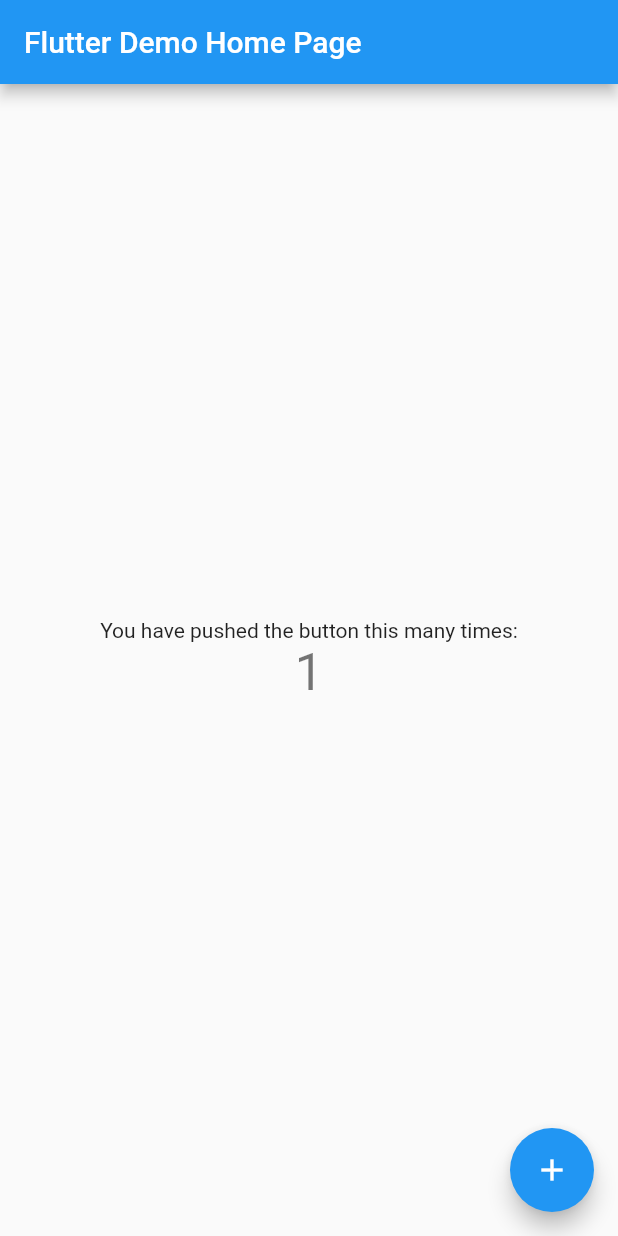
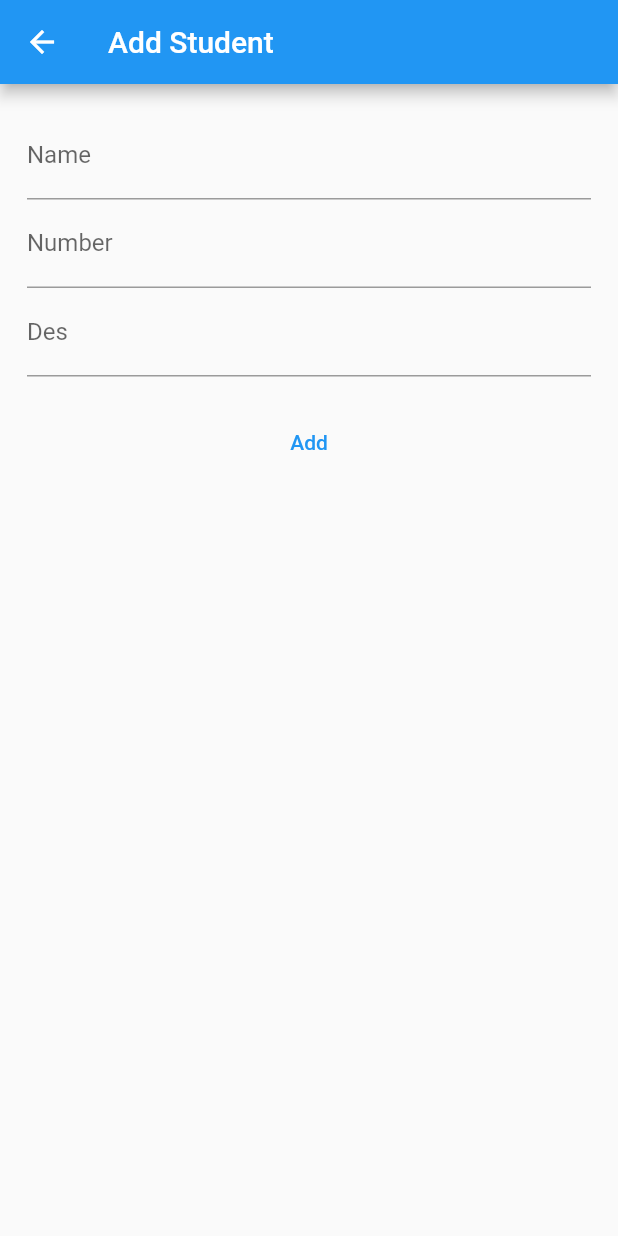
Before and after one commit to PrajeshKasodiya/studentbook, a Flutter app: the screen it shows after launch, after a tap on the "add" icon, on a phone screen of 412 x 824 dp. Run offline on Flutter 3.47's test engine with Material 2 defaults, Android fonts, the phone set to English and light mode, and no system bars; our stand-ins replace sqflite; accounts and stored records are empty.

Commit message:
Add , Edit , Get and Delete Method Fix

```diff
--- /dev/null
+++ b/lib/controller/database_connection.dart
@@ -0,0 +1,19 @@
+
+import 'package:path/path.dart';
+import 'package:path_provider/path_provider.dart';
+import 'package:sqflite/sqflite.dart';
+
+class DatabaseConnection{
+  Future<Database>setDatabase() async {
+    var directory = await getApplicationDocumentsDirectory();
+    var path = join(directory.path, 'student');
+    var database =
+    await openDatabase(path, version: 1, onCreate: _createDatabase);
+    return database;
+  }
+  Future<void>_createDatabase(Database database, int version) async {
+    String sql=
+        "CREATE TABLE users (id INTEGER PRIMARY KEY,name TEXT,number INTEGER,description TEXT);";
+    await database.execute(sql);
+  }
+}
--- /dev/null
+++ b/lib/controller/repository.dart
@@ -0,0 +1,47 @@
+
+import 'package:sqflite/sqflite.dart';
+import 'package:studentbook/controller/database_connection.dart';
+
+class Repository {
+
+  late DatabaseConnection databaseConnection;
+  Repository() {
+    databaseConnection = DatabaseConnection();
+  }
+
+  static Database? _database;
+
+  Future<Database?> get database async {
+    if (_database != null) {
+      return _database;
+    } else {
+      _database = await databaseConnection.setDatabase();
+      return _database;
+    }
+  }
+
+  // insert data
+  Future insertData(table, data) async {
+    var connection = await database;
+    return await connection?.insert(table, data);
+  }
+
+  // Fetch data
+  Future fetchData(table) async {
+    var connection = await database;
+    return await connection?.query(table);
+  }
+
+  // Delete data
+  Future deleteData(table, id) async {
+    var connection = await database;
+    return await connection?.delete(table,where: "id=?",whereArgs: [id]);
+  }
+
+  // Update data
+  Future updateData(table, data, id) async {
+    var connection = await database;
+    return await connection?.update(table,data,where: "id=?",whereArgs: [id]);
+  }
+
+}
--- /dev/null
+++ b/lib/controller/user_service.dart
@@ -0,0 +1,30 @@
+
+import 'package:studentbook/controller/repository.dart';
+import 'package:studentbook/model/student_model.dart';
+
+class UserService {
+
+  late Repository repository;
+  UserService() {
+    repository = Repository();
+  }
+
+  // Insert
+  Future<dynamic> saveUser(StudentModel studentModel) async {
+    return await repository.insertData('users', studentModel.toJson());
+  }
+
+  // Fetch
+  readUsers() async{
+    return await repository.fetchData('users');
+  }
+  // Update
+  Future<dynamic> editUser(int id,StudentModel studentModel) async {
+    return await repository.updateData("users",studentModel.toJson(), id);
+  }
+
+  // Delete
+  removeUser(int id) async {
+    return await repository.deleteData("users", id);
+  }
+}
--- a/lib/main.dart
+++ b/lib/main.dart
@@ -1,4 +1,5 @@
 import 'package:flutter/material.dart';
+import 'package:studentbook/view/student.dart';
 
 void main() {
   runApp(const MyApp());
@@ -6,110 +7,14 @@
 
 class MyApp extends StatelessWidget {
   const MyApp({super.key});
-
-  // This widget is the root of your application.
   @override
   Widget build(BuildContext context) {
     return MaterialApp(
-      title: 'Flutter Demo',
+      title: 'Student Book',
       theme: ThemeData(
-        // This is the theme of your application.
-        //
-        // Try running your application with "flutter run". You'll see the
-        // application has a blue toolbar. Then, without quitting the app, try
-        // changing the primarySwatch below to Colors.green and then invoke
-        // "hot reload" (press "r" in the console where you ran "flutter run",
-        // or simply save your changes to "hot reload" in a Flutter IDE).
-        // Notice that the counter didn't reset back to zero; the application
-        // is not restarted.
         primarySwatch: Colors.blue,
       ),
-      home: const MyHomePage(title: 'Flutter Demo Home Page'),
+      home: const Student(),
     );
   }
 }
-
-class MyHomePage extends StatefulWidget {
-  const MyHomePage({super.key, required this.title});
-
-  // This widget is the home page of your application. It is stateful, meaning
-  // that it has a State object (defined below) that contains fields that affect
-  // how it looks.
-
-  // This class is the configuration for the state. It holds the values (in this
-  // case the title) provided by the parent (in this case the App widget) and
-  // used by the build method of the State. Fields in a Widget subclass are
-  // always marked "final".
-
-  final String title;
-
-  @override
-  State<MyHomePage> createState() => _MyHomePageState();
-}
-
-class _MyHomePageState extends State<MyHomePage> {
-  int _counter = 0;
-
-  void _incrementCounter() {
-    setState(() {
-      // This call to setState tells the Flutter framework that something has
-      // changed in this State, which causes it to rerun the build method below
-      // so that the display can reflect the updated values. If we changed
-      // _counter without calling setState(), then the build method would not be
-      // called again, and so nothing would appear to happen.
-      _counter++;
-    });
-  }
-
-  @override
-  Widget build(BuildContext context) {
-    // This method is rerun every time setState is called, for instance as done
-    // by the _incrementCounter method above.
-    //
-    // The Flutter framework has been optimized to make rerunning build methods
-    // fast, so that you can just rebuild anything that needs updating rather
-    // than having to individually change instances of widgets.
-    return Scaffold(
-      appBar: AppBar(
-        // Here we take the value from the MyHomePage object that was created by
-        // the App.build method, and use it to set our appbar title.
-        title: Text(widget.title),
-      ),
-      body: Center(
-        // Center is a layout widget. It takes a single child and positions it
-        // in the middle of the parent.
-        child: Column(
-          // Column is also a layout widget. It takes a list of children and
-          // arranges them vertically. By default, it sizes itself to fit its
-          // children horizontally, and tries to be as tall as its parent.
-          //
-          // Invoke "debug painting" (press "p" in the console, choose the
-          // "Toggle Debug Paint" action from the Flutter Inspector in Android
-          // Studio, or the "Toggle Debug Paint" command in Visual Studio Code)
-          // to see the wireframe for each widget.
-          //
-          // Column has various properties to control how it sizes itself and
-          // how it positions its children. Here we use mainAxisAlignment to
-          // center the children vertically; the main axis here is the vertical
-          // axis because Columns are vertical (the cross axis would be
-          // horizontal).
-          mainAxisAlignment: MainAxisAlignment.center,
-          children: <Widget>[
-            const Text(
-              'You have pushed the button this many times:',
-            ),
-            Text(
-              '$_counter',
-              style: Theme.of(context).textTheme.headline4,
-            ),
-          ],
-        ),
-      ),
-      floatingActionButton: FloatingActionButton(
-        onPressed: _incrementCounter,
-        tooltip: 'Increment',
-        child: const Icon(Icons.add),
-      ), // This trailing comma makes auto-formatting nicer for build methods.
-    );
-  }
-}
--- /dev/null
+++ b/lib/model/student_model.dart
@@ -0,0 +1,40 @@
+/*
+
+{
+  "id" : 1.,
+  "name" : "john",
+  "number" : 1234567890,
+  "description" : "Test Users"
+}
+
+
+ */
+
+class StudentModel {
+  StudentModel({
+    this.id,
+    required this.name,
+    required this.number,
+    required this.description,
+  });
+  late final int? id;
+  late final String name;
+  late final int number;
+  late final String description;
+
+  StudentModel.fromJson(Map<String, dynamic> json){
+    id = json['id'];
+    name = json['name'];
+    number = json['number'];
+    description = json['description'];
+  }
+
+  Map<String, dynamic> toJson() {
+    final data = <String, dynamic>{};
+    data['id'] = id;
+    data['name'] = name;
+    data['number'] = number;
+    data['description'] = description;
+    return data;
+  }
+}
--- /dev/null
+++ b/lib/view/student.dart
@@ -0,0 +1,121 @@
+
+import 'package:flutter/material.dart';
+import 'package:studentbook/controller/user_service.dart';
+import 'package:studentbook/model/student_model.dart';
+import 'package:studentbook/view/student_add.dart';
+import 'package:studentbook/view/student_edit.dart';
+
+class Student extends StatefulWidget {
+  const Student({Key? key}) : super(key: key);
+
+  @override
+  State<Student> createState() => _StudentState();
+}
+
+class _StudentState extends State<Student> {
+
+  late Future future;
+
+  @override
+  void initState() {
+    super.initState();
+    future = UserService().readUsers();
+  }
+
+  @override
+  Widget build(BuildContext context) {
+    return Scaffold(
+      appBar: AppBar(
+        title: const Text("Student"),
+        actions: [
+          IconButton(onPressed: () {
+            setState(() {
+              future = UserService().readUsers();
+            });
+          }, icon: const Icon(Icons.refresh))
+        ],
+      ),
+      body: SafeArea(
+        child: FutureBuilder(
+          builder: (ctx, snapshot) {
+            // Checking if future is resolved or not
+            if (snapshot.connectionState == ConnectionState.done) {
+              // If we got an error
+              if (snapshot.hasError) {
+                return Center(
+                  child: Text(
+                    '${snapshot.error} occurred',
+                    style: const TextStyle(fontSize: 18),
+                  ),
+                );
+
+                // if we got our data
+              } else if (snapshot.hasData) {
+                // Extracting data from snapshot object
+                List data = snapshot.data;
+                return data.isNotEmpty ? ListView.builder(
+                  itemBuilder: (context,i) {
+                    StudentModel studentModel = StudentModel.fromJson(data[i]);
+                    return Card(
+                      child: ListTile(
+                        leading: Text(studentModel.id.toString()),
+                        title: Text(studentModel.name),
+                        subtitle: Text(studentModel.number.toString()),
+                        trailing: SizedBox(
+                          width: 100,
+                          child: Row(
+                            children: [
+                              IconButton(onPressed: () async {
+                                final res = await Navigator.push(context,MaterialPageRoute(builder: (context) => EditStudent(
+                                  name: studentModel.name,
+                                  number: studentModel.number,
+                                  des: studentModel.description,
+                                  id: int.parse("${studentModel.id}"),
+                                )));
+                                if(res != null) {
+                                  setState(() {
+                                    future = UserService().readUsers();
+                                  });
+                                }
+                              }, icon: const Icon(Icons.edit,color: Colors.green)),
+                              IconButton(onPressed: () async {
+                                final res = await UserService().removeUser(studentModel.id!);
+                                if(res != null) {
+                                  setState(() {
+                                    future = UserService().readUsers();
+                                  });
+                                }
+                              }, icon: const Icon(Icons.delete,color: Colors.red)),
+                            ],
+                          ),
+                        ),
+                      ),
+                    );
+                  },
+                  itemCount: data.length,
+                ) : const Center(
+                  child: Text("No Data"),
+                );
+              }
+            }
+            return const Center(
+              child: CircularProgressIndicator(),
+            );
+          },
+          future: future,
+        ),
+      ),
+      floatingActionButton: FloatingActionButton(
+        onPressed: () async {
+          final res = await Navigator.push(context,MaterialPageRoute(builder: (context) => const AddStudent()));
+          if(res != null) {
+            setState(() {
+              future = UserService().readUsers();
+            });
+          }
+        },
+        child: const Icon(Icons.add),
+      ),
+    );
+  }
+}
--- /dev/null
+++ b/lib/view/student_add.dart
@@ -0,0 +1,103 @@
+import 'package:flutter/material.dart';
+import 'package:flutter/services.dart';
+import 'package:studentbook/controller/user_service.dart';
+import 'package:studentbook/model/student_model.dart';
+
+class AddStudent extends StatefulWidget {
+  const AddStudent({Key? key}) : super(key: key);
+
+  @override
+  State<AddStudent> createState() => _AddStudentState();
+}
+
+class _AddStudentState extends State<AddStudent> {
+
+  // form key
+  final _formKey = GlobalKey<FormState>();
+  final nameController = TextEditingController();
+  final numberController = TextEditingController();
+  final decController = TextEditingController();
+
+
+  @override
+  Widget build(BuildContext context) {
+    return Scaffold(
+      appBar: AppBar(
+        title: const Text("Add Student"),
+      ),
+      body: SafeArea(
+        child: Form(
+          key: _formKey,
+          child: Padding(
+            padding: const EdgeInsets.all(18.0),
+            child: ListView(
+              children: [
+                TextFormField(
+                  controller: nameController,
+                  decoration: const InputDecoration(
+                      hintText: "Name",
+                      labelText: "Name"
+                  ),
+                  validator: (v) {
+                    if(v.toString().isEmpty) {
+                      return "Please Enter Name";
+                    }
+                    return null;
+                  },
+                ),
+                TextFormField(
+                  controller: numberController,
+                  keyboardType: TextInputType.number,
+                  inputFormatters: <TextInputFormatter>[
+                    FilteringTextInputFormatter.digitsOnly
+                  ], // Only numbers can be entered
+                  decoration: const InputDecoration(
+                      hintText: "Number",
+                      labelText: "Number"
+                  ),
+                  validator: (v) {
+                    if(v.toString().isEmpty) {
+                      return "Please Enter Number";
+                    }
+                    return null;
+                  },
+                ),
+                TextFormField(
+                  controller: decController,
+                  decoration: const InputDecoration(
+                      hintText: "Des",
+                      labelText: "Des"
+                  ),
+                  validator: (v) {
+                    if(v.toString().isEmpty) {
+                      return "Please Enter Des";
+                    }
+                    return null;
+                  },
+                ),
+                const SizedBox(height: 20.0),
+                TextButton(onPressed: () async {
+                  if(_formKey.currentState!.validate()){
+                    await UserService().saveUser(StudentModel(
+                      name: nameController.text,
+                      number: int.parse(numberController.text),
+                      description: decController.text
+                    )).then((value) {
+                      Navigator.pop(context,true);
+                    }).onError((error, stackTrace) {
+                     final snackBar = SnackBar(
+                        content: Text('$error'),
+                      );
+                      ScaffoldMessenger.of(context).showSnackBar(snackBar);
+                    });
+
+                  }
+                }, child: const Text("Add"))
+              ],
+            ),
+          ),
+        ),
+      ),
+    );
+  }
+}
--- /dev/null
+++ b/lib/view/student_edit.dart
@@ -0,0 +1,114 @@
+import 'package:flutter/material.dart';
+import 'package:flutter/services.dart';
+import 'package:studentbook/controller/user_service.dart';
+import 'package:studentbook/model/student_model.dart';
+
+class EditStudent extends StatefulWidget {
+  final String name;
+  final int number;
+  final String des;
+  final int id;
+  const EditStudent({Key? key,required this.name,required this.number,required this.des,required this.id}) : super(key: key);
+
+  @override
+  State<EditStudent> createState() => _EditStudentState();
+}
+
+class _EditStudentState extends State<EditStudent> {
+
+  final _formKey = GlobalKey<FormState>();
+  TextEditingController nameController = TextEditingController();
+  TextEditingController numberController = TextEditingController();
+  TextEditingController decController = TextEditingController();
+
+
+  @override
+  void initState() {
+    super.initState();
+      nameController = TextEditingController(text: widget.name);
+      numberController = TextEditingController(text: widget.number.toString());
+      decController = TextEditingController(text: widget.des);
+  }
+
+  @override
+  Widget build(BuildContext context) {
+    return Scaffold(
+      appBar: AppBar(
+        title: const Text("Edit Student"),
+      ),
+      body: SafeArea(
+        child: Form(
+          key: _formKey,
+          child: Padding(
+            padding: const EdgeInsets.all(18.0),
+            child: ListView(
+              children: [
+                TextFormField(
+                  controller: nameController,
+                  decoration: const InputDecoration(
+                      hintText: "Name",
+                      labelText: "Name"
+                  ),
+                  validator: (v) {
+                    if(v.toString().isEmpty) {
+                      return "Please Enter Name";
+                    }
+                    return null;
+                  },
+                ),
+                TextFormField(
+                  keyboardType: TextInputType.number,
+                  inputFormatters: <TextInputFormatter>[
+                    FilteringTextInputFormatter.digitsOnly
+                  ], //
+                  controller: numberController,
+                  decoration: const InputDecoration(
+                      hintText: "Number",
+                      labelText: "Number"
+                  ),
+                  validator: (v) {
+                    if(v.toString().isEmpty) {
+                      return "Please Enter Number";
+                    }
+                    return null;
+                  },
+                ),
+                TextFormField(
+                  controller: decController,
+                  decoration: const InputDecoration(
+                      hintText: "Des",
+                      labelText: "Des"
+                  ),
+                  validator: (v) {
+                    if(v.toString().isEmpty) {
+                      return "Please Enter Des";
+                    }
+                    return null;
+                  },
+                ),
+                const SizedBox(height: 20.0),
+                TextButton(onPressed: () async {
+                  if(_formKey.currentState!.validate()){
+                    await UserService().editUser(widget.id, StudentModel(
+                        name: nameController.text,
+                        number: int.parse(numberController.text),
+                        description: decController.text,
+                      id: widget.id
+                    )).then((value) {
+                      Navigator.pop(context,true);
+                    }).onError((error, stackTrace) {
+                      final snackBar = SnackBar(
+                        content: Text('$error'),
+                      );
+                      ScaffoldMessenger.of(context).showSnackBar(snackBar);
+                    });
+                  }
+                }, child: const Text("Edit"))
+              ],
+            ),
+          ),
+        ),
+      ),
+    );
+  }
+}
--- a/pubspec.yaml
+++ b/pubspec.yaml
@@ -36,6 +36,9 @@
   # The following adds the Cupertino Icons font to your application.
   # Use with the CupertinoIcons class for iOS style icons.
   cupertino_icons: ^1.0.2
+  sqflite: ^2.2.4+1
+  path_provider: ^2.0.12
+  path: ^1.8.2
 
 dev_dependencies:
   flutter_test:
```
Also changed, not shown: pubspec.lock, 3 other files.
